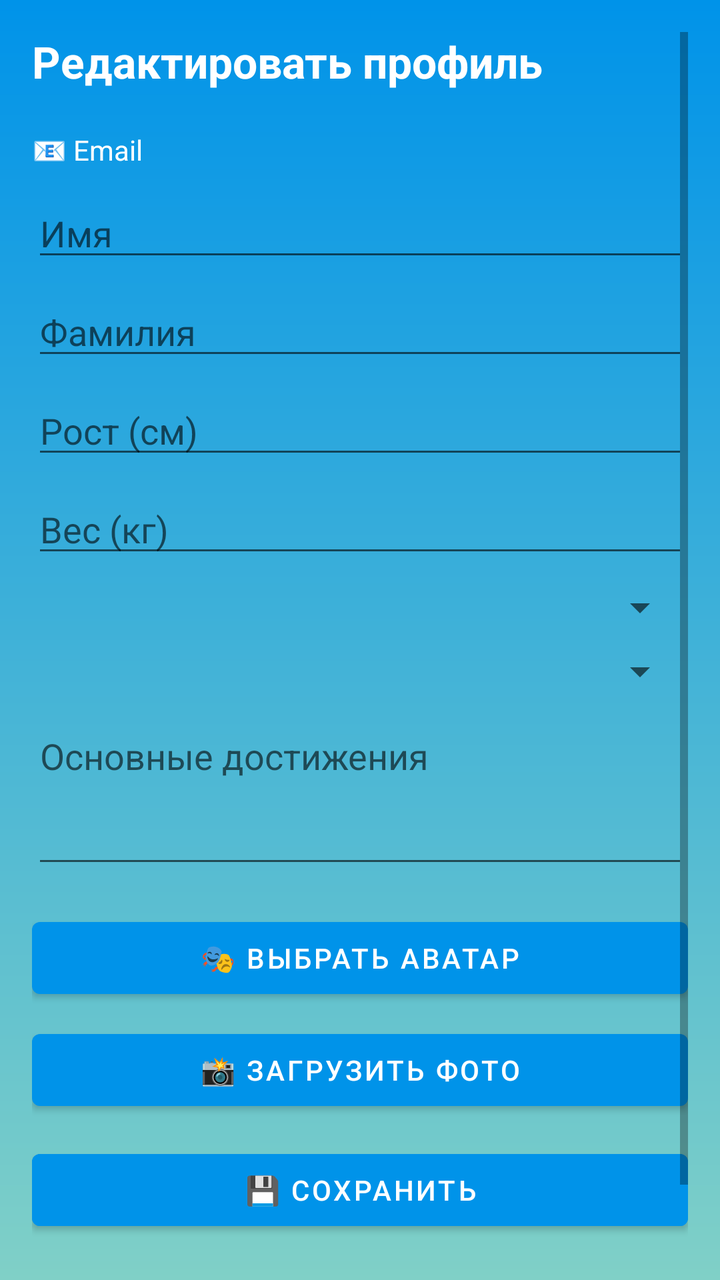
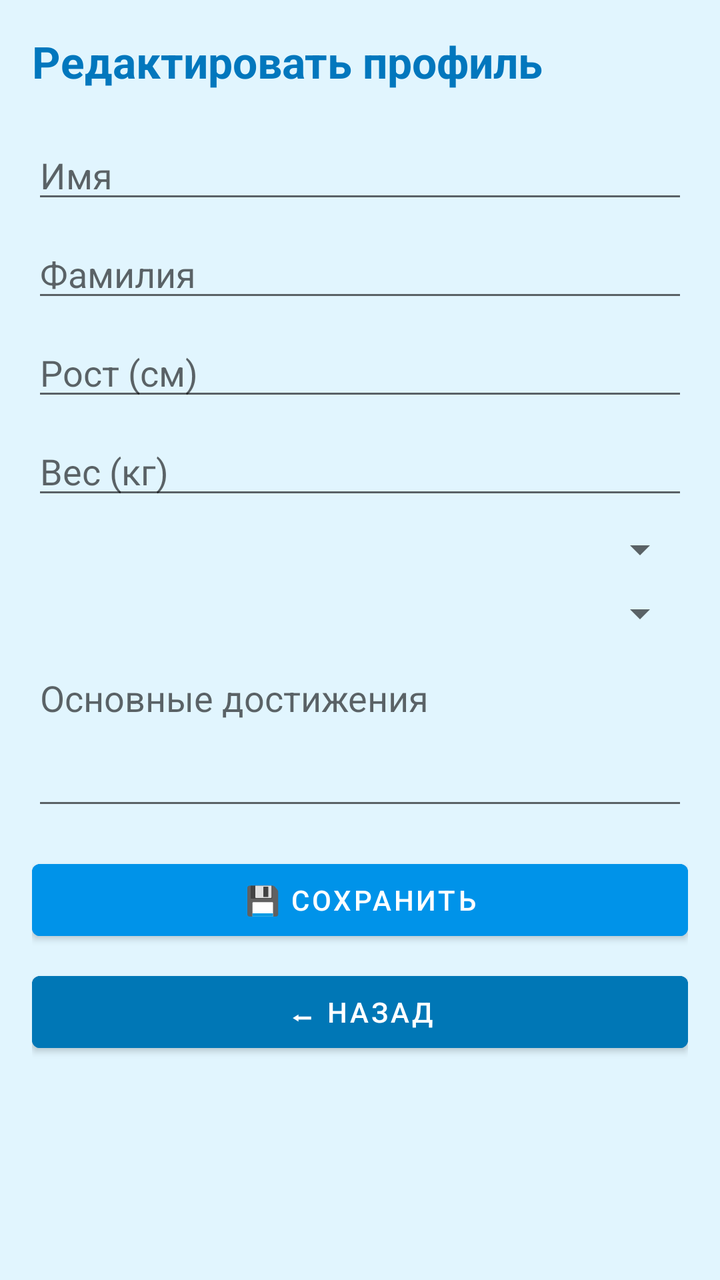

The first picture is an Android layout as it rendered before a commit; the second is the same layout after the commit. The layout source and the unified diff follow.
<!-- AndroidManifest.xml: application theme Theme.AquaTime -->
<!-- res/layout/fragment_edit_profile.xml -->
<ScrollView xmlns:android="http://schemas.android.com/apk/res/android"
    android:layout_width="match_parent"
    android:layout_height="match_parent"
    android:background="@drawable/bg_gradient"
    android:padding="16dp">

    <LinearLayout
        android:layout_width="match_parent"
        android:layout_height="wrap_content"
        android:orientation="vertical">

        <TextView
            android:layout_width="match_parent"
            android:layout_height="wrap_content"
            android:text="Редактировать профиль"
            android:textSize="22sp"
            android:textStyle="bold"
            android:textColor="@android:color/white"
            android:layout_marginBottom="20dp"/>

        <TextView
            android:id="@+id/tv_email"
            android:layout_width="match_parent"
            android:layout_height="wrap_content"
            android:text="📧 Email"
            android:textColor="@android:color/white"
            android:textSize="14sp"
            android:layout_marginBottom="10dp"/>

        <EditText
            android:id="@+id/input_first_name"
            android:layout_width="match_parent"
            android:layout_height="wrap_content"
            android:hint="Имя"
            android:inputType="textPersonName"
            android:layout_marginBottom="8dp"/>

        <EditText
            android:id="@+id/input_last_name"
            android:layout_width="match_parent"
            android:layout_height="wrap_content"
            android:hint="Фамилия"
            android:layout_marginBottom="8dp"/>

        <EditText
            android:id="@+id/input_height"
            android:layout_width="match_parent"
            android:layout_height="wrap_content"
            android:hint="Рост (см)"
            android:inputType="number"
            android:layout_marginBottom="8dp"/>

        <EditText
            android:id="@+id/input_weight"
            android:layout_width="match_parent"
            android:layout_height="wrap_content"
            android:hint="Вес (кг)"
            android:inputType="numberDecimal"
            android:layout_marginBottom="8dp"/>

        
        <Spinner
            android:id="@+id/spinner_style"
            android:layout_width="match_parent"
            android:layout_height="wrap_content"
            android:layout_marginBottom="8dp"/>

        
        <Spinner
            android:id="@+id/spinner_nation"
            android:layout_width="match_parent"
            android:layout_height="wrap_content"
            android:layout_marginBottom="8dp"/>

        <EditText
            android:id="@+id/input_achievements"
            android:layout_width="match_parent"
            android:layout_height="wrap_content"
            android:hint="Основные достижения"
            android:minLines="3"
            android:gravity="top"
            android:layout_marginBottom="16dp"/>

        <Button
            android:id="@+id/btn_choose_avatar"
            android:layout_width="match_parent"
            android:layout_height="wrap_content"
            android:text="🎭 Выбрать аватар"
            android:layout_marginBottom="8dp"/>

        <Button
            android:id="@+id/btn_pick_image"
            android:layout_width="match_parent"
            android:layout_height="wrap_content"
            android:text="📸 Загрузить фото"
            android:layout_marginBottom="12dp"/>

        <Button
            android:id="@+id/btn_save"
            android:layout_width="match_parent"
            android:layout_height="wrap_content"
            android:text="💾 Сохранить"
            android:backgroundTint="@color/aqua_primary"
            android:textColor="@android:color/white"
            android:layout_marginBottom="8dp"/>

        <Button
            android:id="@+id/btn_back"
            android:layout_width="match_parent"
            android:layout_height="wrap_content"
            android:text="⬅ Назад"
            android:backgroundTint="@color/aqua_accent"
            android:textColor="@android:color/white"/>
    </LinearLayout>
</ScrollView>
<!-- resources referenced by this layout -->
<resources>
  <color name="aqua_accent">#0077B6</color>
  <color name="aqua_primary">#0093E9</color>
  <!-- drawable bg_gradient (drawable) -->
  <shape xmlns:android="http://schemas.android.com/apk/res/android">
      <gradient
          android:type="linear"
          android:startColor="#0093E9"
          android:endColor="#80D0C7"
          android:angle="270"/>
  </shape>
  <style name="Theme.AquaTime" parent="Theme.MaterialComponents.DayNight.NoActionBar">
          
          <item name="colorPrimary">@color/aqua_primary</item>
          <item name="colorPrimaryVariant">@color/aqua_secondary</item>
          <item name="colorOnPrimary">@android:color/white</item>
  
          <item name="colorSecondary">@color/aqua_accent</item>
          <item name="colorSecondaryVariant">@color/aqua_primary</item>
          <item name="colorOnSecondary">@android:color/white</item>
  
          
          <item name="android:colorBackground">@color/background_light</item>
  
          
          <item name="android:textColor">@color/text_primary</item>
      </style>
  <color name="aqua_secondary">#80D0C7</color>
  <color name="background_light">#F4FAFF</color>
  <color name="text_primary">#0D0D0D</color>
</resources>

<!-- the commit's change to res/layout/fragment_edit_profile.xml (unified diff, before → after) -->
@@ -1,7 +1,7 @@
 <ScrollView xmlns:android="http://schemas.android.com/apk/res/android"
     android:layout_width="match_parent"
     android:layout_height="match_parent"
-    android:background="@drawable/bg_gradient"
+    android:background="@color/aqua_light"
     android:padding="16dp">
 
     <LinearLayout
@@ -15,17 +15,8 @@
             android:text="Редактировать профиль"
             android:textSize="22sp"
             android:textStyle="bold"
-            android:textColor="@android:color/white"
+            android:textColor="@color/aqua_deep"
             android:layout_marginBottom="20dp"/>
-
-        <TextView
-            android:id="@+id/tv_email"
-            android:layout_width="match_parent"
-            android:layout_height="wrap_content"
-            android:text="📧 Email"
-            android:textColor="@android:color/white"
-            android:textSize="14sp"
-            android:layout_marginBottom="10dp"/>
 
         <EditText
             android:id="@+id/input_first_name"
@@ -81,19 +72,6 @@
             android:gravity="top"
             android:layout_marginBottom="16dp"/>
 
-        <Button
-            android:id="@+id/btn_choose_avatar"
-            android:layout_width="match_parent"
-            android:layout_height="wrap_content"
-            android:text="🎭 Выбрать аватар"
-            android:layout_marginBottom="8dp"/>
-
-        <Button
-            android:id="@+id/btn_pick_image"
-            android:layout_width="match_parent"
-            android:layout_height="wrap_content"
-            android:text="📸 Загрузить фото"
-            android:layout_marginBottom="12dp"/>
 
         <Button
             android:id="@+id/btn_save"
<!-- resource entries referenced after the edit -->
@@ -1,15 +1,9 @@
 <!-- resources referenced by this layout -->
 <resources>
   <color name="aqua_accent">#0077B6</color>
+  <color name="aqua_deep">#0277BD</color>
+  <color name="aqua_light">#E1F5FE</color>
   <color name="aqua_primary">#0093E9</color>
-  <!-- drawable bg_gradient (drawable) -->
-  <shape xmlns:android="http://schemas.android.com/apk/res/android">
-      <gradient
-          android:type="linear"
-          android:startColor="#0093E9"
-          android:endColor="#80D0C7"
-          android:angle="270"/>
-  </shape>
   <style name="Theme.AquaTime" parent="Theme.MaterialComponents.DayNight.NoActionBar">
           
           <item name="colorPrimary">@color/aqua_primary</item>
